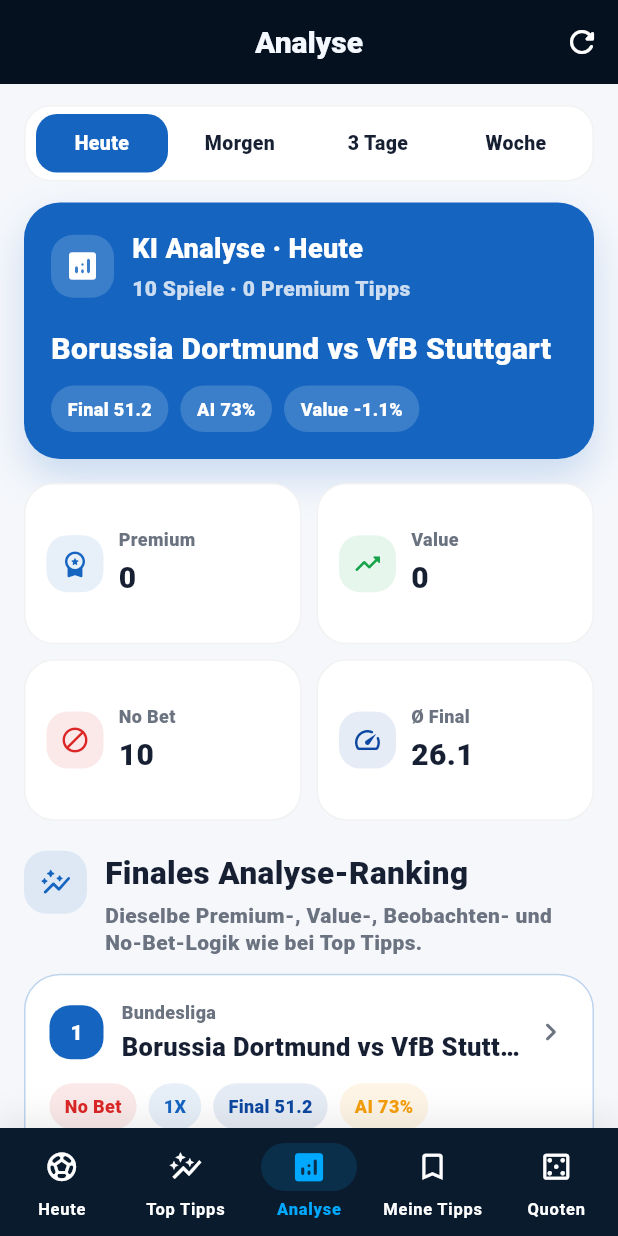
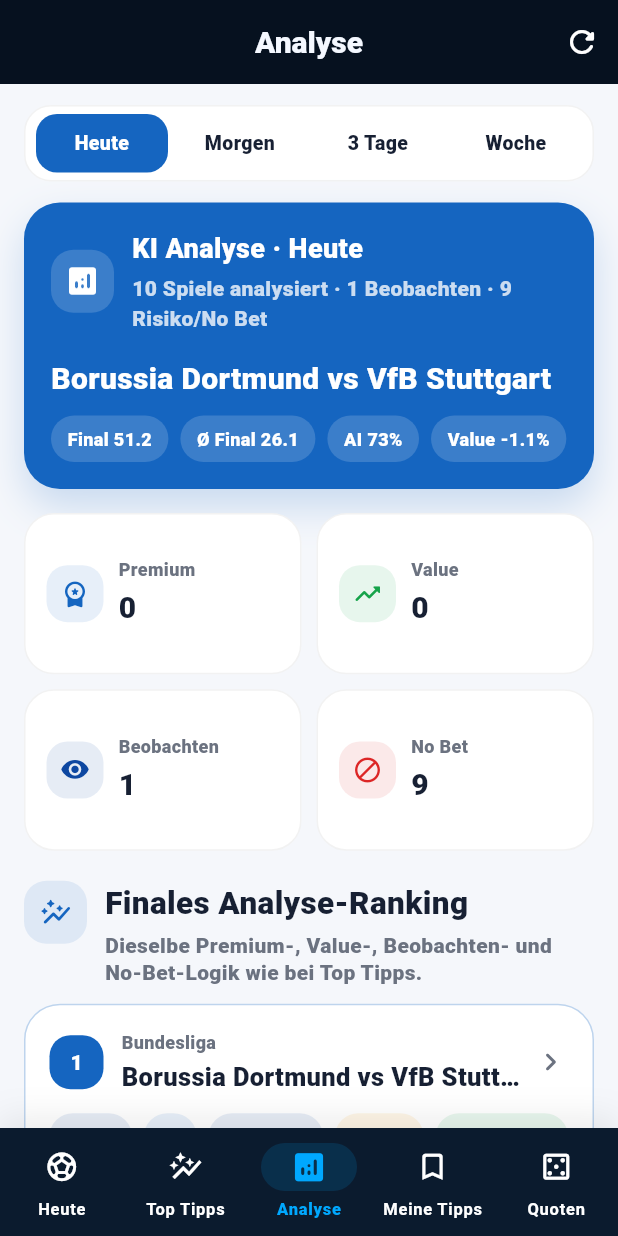
Before and after one commit to genti2004-cmyk/kickmind_ai, a Flutter app: the screen it shows after launch, item 3 of the bottom bar chosen, on a phone screen of 412 x 824 dp. Run offline on Flutter 3.47's test engine with Material 3 defaults, Android fonts, the phone set to English and light mode, and no system bars; our stand-ins replace shared_preferences; network calls fail.

Commit message:
UI: Analyse Summary um Beobachten erweitert

```diff
--- a/lib/core/scoring/top_tip_score_service.dart
+++ b/lib/core/scoring/top_tip_score_service.dart
@@ -163,7 +163,26 @@
       );
     }
 
-    final watchCandidate = finalScore >= 58 && confidence >= 52 && !highRisk;
+    final hardNoBet = finalScore < 44 ||
+        confidence < 46 ||
+        match.aiScore < 56 ||
+        (highRisk && finalScore < 64) ||
+        (oddsExtreme && finalScore < 68) ||
+        valueEdge <= -18.0;
+
+    if (hardNoBet) {
+      return const TopTipDecision(
+        type: TopTipDecisionType.noBet,
+        label: 'No Bet',
+        shortLabel: 'No Bet',
+        title: 'No Bet empfohlen',
+        reason: 'Score, Risiko oder Quote reichen aktuell nicht für eine klare Empfehlung.',
+      );
+    }
+
+    final watchCandidate = finalScore >= 48 &&
+        confidence >= 52 &&
+        match.aiScore >= 62;
 
     if (watchCandidate) {
       return const TopTipDecision(
@@ -171,7 +190,7 @@
         label: 'Beobachten',
         shortLabel: 'Watch',
         title: 'Beobachten statt sofort spielen',
-        reason: 'Der Tipp ist interessant, aber noch nicht stark genug für Premium.',
+        reason: 'Der Tipp hat brauchbare AI-/Confidence-Werte, ist aber noch nicht stark genug für Premium oder Value.',
       );
     }
 
--- a/lib/features/analysis/presentation/analysis_screen.dart
+++ b/lib/features/analysis/presentation/analysis_screen.dart
@@ -101,10 +101,13 @@
                 _AnalysisHero(
                   rangeLabel: _range.label,
                   matchesCount: ranked.length,
-                  recommendedCount: buckets.premium.length,
+                  premiumCount: buckets.premium.length,
+                  watchCount: buckets.watch.length,
+                  noBetCount: buckets.noBet.length,
                   bestMatch: ranked.first,
                   bestFinalScore: _finalScore(ranked.first),
                   bestValueEdge: _valueEdge(ranked.first),
+                  avgFinalScore: avgFinal,
                 ),
                 const SizedBox(height: 16),
                 _MetricGrid(
@@ -122,16 +125,16 @@
                       color: KickMindTheme.success,
                     ),
                     _MetricCard(
+                      label: 'Beobachten',
+                      value: '${buckets.watch.length}',
+                      icon: Icons.visibility_rounded,
+                      color: KickMindTheme.primaryDark,
+                    ),
+                    _MetricCard(
                       label: 'No Bet',
                       value: '${buckets.noBet.length}',
                       icon: Icons.block_rounded,
                       color: KickMindTheme.danger,
-                    ),
-                    _MetricCard(
-                      label: 'Ø Final',
-                      value: avgFinal.toStringAsFixed(1),
-                      icon: Icons.speed_rounded,
-                      color: KickMindTheme.primaryDark,
                     ),
                   ],
                 ),
@@ -383,22 +386,32 @@
 class _AnalysisHero extends StatelessWidget {
   final String rangeLabel;
   final int matchesCount;
-  final int recommendedCount;
+  final int premiumCount;
+  final int watchCount;
+  final int noBetCount;
   final FootballMatch bestMatch;
   final double bestFinalScore;
   final double bestValueEdge;
+  final double avgFinalScore;
 
   const _AnalysisHero({
     required this.rangeLabel,
     required this.matchesCount,
-    required this.recommendedCount,
+    required this.premiumCount,
+    required this.watchCount,
+    required this.noBetCount,
     required this.bestMatch,
     required this.bestFinalScore,
     required this.bestValueEdge,
+    required this.avgFinalScore,
   });
 
   @override
   Widget build(BuildContext context) {
+    final subtitle = premiumCount > 0
+        ? '$matchesCount Spiele analysiert · $premiumCount Premium · $watchCount Beobachten'
+        : '$matchesCount Spiele analysiert · $watchCount Beobachten · $noBetCount Risiko/No Bet';
+
     return Container(
       padding: const EdgeInsets.all(18),
       decoration: BoxDecoration(
@@ -441,7 +454,7 @@
                     ),
                     const SizedBox(height: 3),
                     Text(
-                      '$matchesCount Spiele · $recommendedCount Premium Tipps',
+                      subtitle,
                       style: TextStyle(
                         color: Colors.white.withOpacity(0.78),
                         fontWeight: FontWeight.w800,
@@ -469,6 +482,7 @@
             runSpacing: 8,
             children: [
               _HeroPill(label: 'Final ${bestFinalScore.toStringAsFixed(1)}'),
+              _HeroPill(label: 'Ø Final ${avgFinalScore.toStringAsFixed(1)}'),
               _HeroPill(label: 'AI ${bestMatch.aiScore}%'),
               _HeroPill(label: 'Value ${bestValueEdge >= 0 ? '+' : ''}${bestValueEdge.toStringAsFixed(1)}%'),
             ],
```
